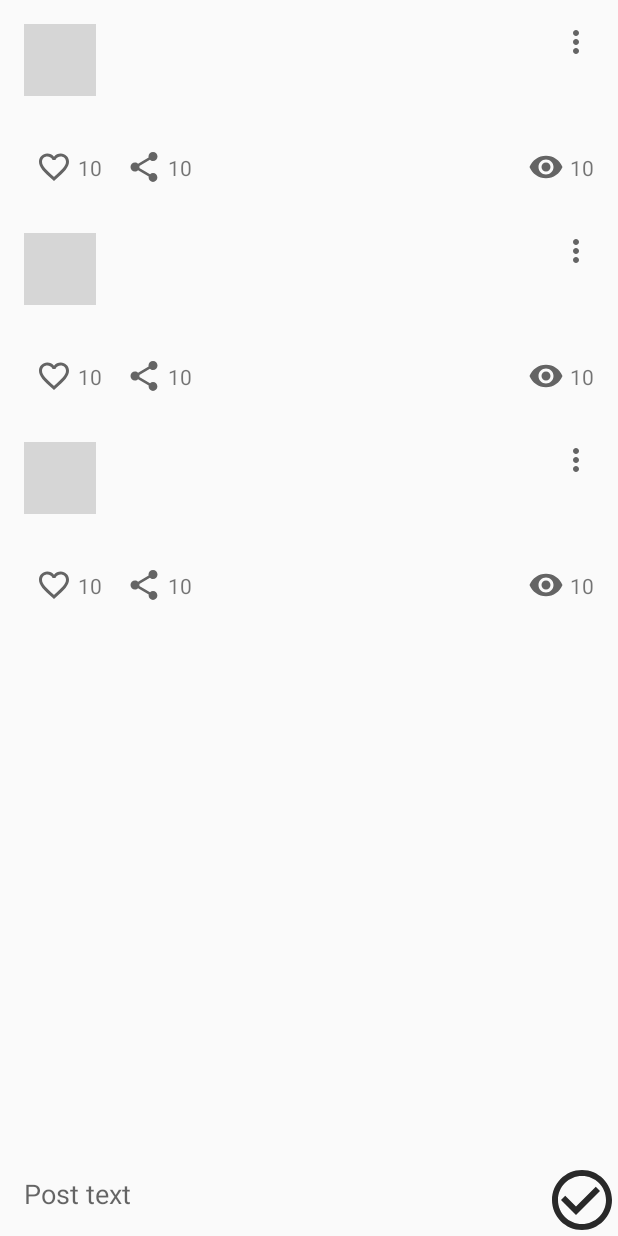
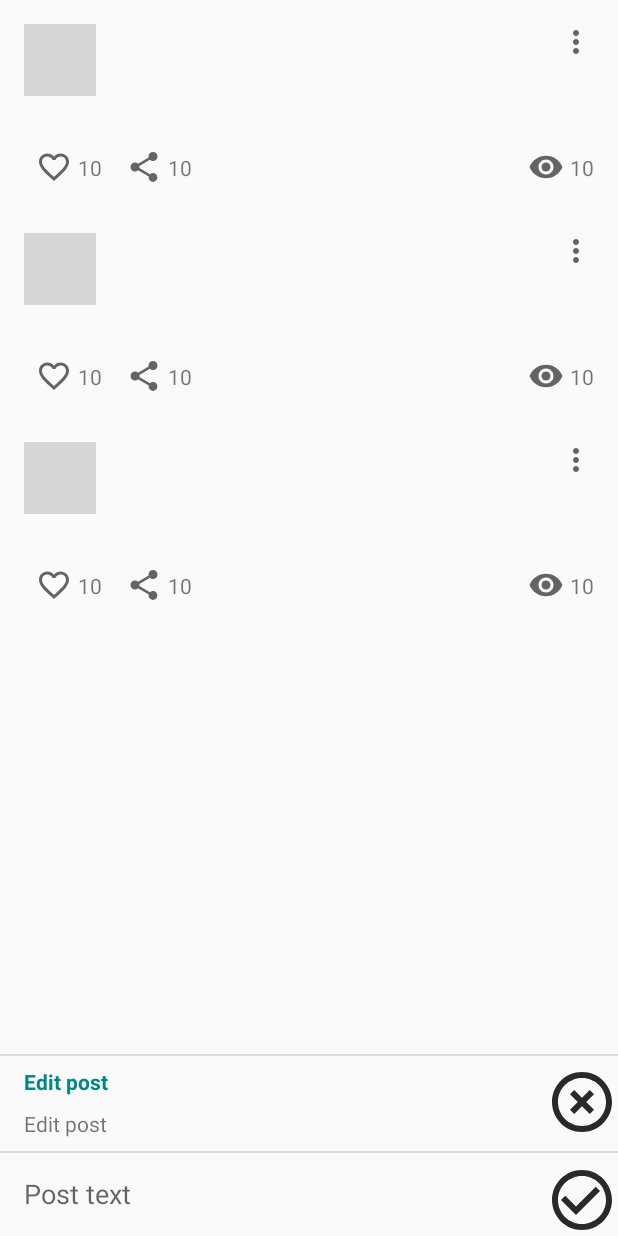
Before and after one commit to Tirex1987/Netology_NMedia, an Android app: the layout activity_main.xml on its own in the app's theme, with its tools: preview values and no code run, on a phone screen of 412 x 824 dp. Run offline under Robolectric (Android 15) with nearby library versions, the phone set to English and light mode, and no system bars; grey boxes are pictures that could not be loaded.

Commit message:
Add edit post group

```diff
--- a/app/src/main/java/ru/netology/nmedia/MainActivity.kt
+++ b/app/src/main/java/ru/netology/nmedia/MainActivity.kt
@@ -2,6 +2,7 @@ package ru.netology.nmedia
 
 import androidx.appcompat.app.AppCompatActivity
 import android.os.Bundle
+import android.view.View
 import androidx.activity.viewModels
 import ru.netology.nmedia.databinding.ActivityMainBinding
 import ru.netology.nmedia.adapter.PostsAdapter
@@ -27,10 +28,11 @@ class MainActivity : AppCompatActivity() {
         }
 
         binding.saveButton.setOnClickListener {
-            with (binding.contentEditText) {
+            with(binding.contentEditText) {
                 val content = text.toString()
                 viewModel.onSaveButtonClicked(content)
 
+                binding.editPostGroup.visibility = View.GONE
                 clearFocus()
                 hideKeyboard()
             }
@@ -40,16 +42,27 @@ class MainActivity : AppCompatActivity() {
             with(binding.contentEditText) {
                 val content = currentPost?.content
                 setText(content)
-                if (content!= null) {
+                if (content != null) {
+                    binding.editPostGroup.visibility = View.VISIBLE
+                    binding.editPostText.setText(content)
                     requestFocus()
                     showKeyboard()
-                }
-                else {
+                } else {
                     clearFocus()
                     hideKeyboard()
                 }
             }
         }
+
+        binding.cancelButton.setOnClickListener {
+            with(binding.contentEditText) {
+                viewModel.onCancelButtonClicked()
+
+                binding.editPostGroup.visibility = View.GONE
+                clearFocus()
+                hideKeyboard()
+            }
+        }
     }
 
 }
--- a/app/src/main/java/ru/netology/nmedia/adapter/PostsAdapter.kt
+++ b/app/src/main/java/ru/netology/nmedia/adapter/PostsAdapter.kt
@@ -1,14 +1,19 @@
 package ru.netology.nmedia.adapter
 
 import android.view.LayoutInflater
+import android.view.View
 import android.view.ViewGroup
 import android.widget.PopupMenu
+import android.widget.TextView
 import androidx.annotation.DrawableRes
+import androidx.constraintlayout.widget.Group
+import androidx.core.view.get
 import androidx.recyclerview.widget.DiffUtil
 import androidx.recyclerview.widget.ListAdapter
 import androidx.recyclerview.widget.RecyclerView
 import ru.netology.nmedia.Post
 import ru.netology.nmedia.R
+import ru.netology.nmedia.databinding.ActivityMainBinding
 import ru.netology.nmedia.databinding.CardPostBinding
 
 //typealias onLikeClicked = (post: Post) -> Unit
--- a/app/src/main/java/ru/netology/nmedia/viewModel/PostViewModel.kt
+++ b/app/src/main/java/ru/netology/nmedia/viewModel/PostViewModel.kt
@@ -31,6 +31,10 @@ class PostViewModel : ViewModel(), PostInteractionListener {
         currentPost.value = null
     }
 
+    fun onCancelButtonClicked() {
+        currentPost.value = null
+    }
+
     // region PostInteractionListener
 
     override fun onLikeClicked(post: Post) =
@@ -44,7 +48,6 @@ class PostViewModel : ViewModel(), PostInteractionListener {
 
     override fun onEditClicked(post: Post) {
         currentPost.value = post
-
     }
 
     // endregion PostInteractionListener
--- /dev/null
+++ b/app/src/main/res/drawable/ic_cancel_48dp.xml
@@ -0,0 +1,5 @@
+<vector android:height="48dp" android:tint="#292929"
+    android:viewportHeight="24" android:viewportWidth="24"
+    android:width="48dp" xmlns:android="http://schemas.android.com/apk/res/android">
+    <path android:fillColor="@android:color/white" android:pathData="M14.59,8L12,10.59 9.41,8 8,9.41 10.59,12 8,14.59 9.41,16 12,13.41 14.59,16 16,14.59 13.41,12 16,9.41 14.59,8zM12,2C6.47,2 2,6.47 2,12s4.47,10 10,10 10,-4.47 10,-10S17.53,2 12,2zM12,20c-4.41,0 -8,-3.59 -8,-8s3.59,-8 8,-8 8,3.59 8,8 -3.59,8 -8,8z"/>
+</vector>
--- a/app/src/main/res/layout/activity_main.xml
+++ b/app/src/main/res/layout/activity_main.xml
@@ -20,7 +20,74 @@
         android:layout_width="wrap_content"
         android:layout_height="wrap_content"
         app:barrierDirection="top"
+        app:constraint_referenced_ids="cancelButton, editPostHeader, addPostBarrier"/>
+
+    <View
+        android:id="@+id/toolsTopDivider"
+        android:layout_width="match_parent"
+        android:layout_height="1dp"
+        app:layout_constraintTop_toTopOf="@id/toolsTopBarrier"
+        android:background="?android:attr/listDivider" />
+
+    <androidx.appcompat.widget.AppCompatImageButton
+        android:id="@+id/cancelButton"
+        android:layout_width="wrap_content"
+        android:layout_height="wrap_content"
+        android:paddingTop="@dimen/min_spacing"
+        android:background="@android:color/transparent"
+        android:contentDescription="@string/cancel_description"
+        app:layout_constraintEnd_toEndOf="parent"
+        app:layout_constraintStart_toEndOf="@id/contentEditText"
+        app:layout_constraintBottom_toBottomOf="@id/editPostText"
+        app:srcCompat="@drawable/ic_cancel_48dp"/>
+
+    <androidx.appcompat.widget.AppCompatTextView
+        android:id="@+id/editPostHeader"
+        android:layout_width="wrap_content"
+        android:layout_height="wrap_content"
+        android:layout_marginStart="@dimen/common_spacing"
+        android:singleLine="true"
+        app:layout_constraintTop_toTopOf="@id/cancelButton"
+        app:layout_constraintStart_toStartOf="parent"
+        app:layout_constraintBottom_toTopOf="@id/editPostText"
+        android:textColor="@color/teal_700"
+        android:textStyle="bold"
+        android:text="@string/edit_post"/>
+
+    <androidx.appcompat.widget.AppCompatTextView
+        android:id="@+id/editPostText"
+        android:layout_width="0dp"
+        android:layout_height="wrap_content"
+        android:layout_marginStart="@dimen/common_spacing"
+        android:ellipsize="end"
+        android:singleLine="true"
+        app:layout_constraintTop_toBottomOf="@id/editPostHeader"
+        app:layout_constraintStart_toStartOf="parent"
+        app:layout_constraintEnd_toStartOf="@id/cancelButton"
+        app:layout_constraintBottom_toTopOf="@id/contentEditText"
+        tools:text="@string/edit_post"/>
+
+    <androidx.constraintlayout.widget.Group
+        android:id="@+id/editPostGroup"
+        android:layout_width="wrap_content"
+        android:layout_height="wrap_content"
+        android:visibility="gone"
+        tools:visibility="visible"
+        app:constraint_referenced_ids="cancelButton, editPostHeader, editPostText, toolsTopDivider"/>
+
+    <androidx.constraintlayout.widget.Barrier
+        android:id="@+id/addPostBarrier"
+        android:layout_width="wrap_content"
+        android:layout_height="wrap_content"
+        app:barrierDirection="top"
         app:constraint_referenced_ids="contentEditText, saveButton"/>
+
+    <View
+        android:id="@+id/addPostDivider"
+        android:layout_width="match_parent"
+        android:layout_height="1dp"
+        app:layout_constraintTop_toTopOf="@id/addPostBarrier"
+        android:background="?android:attr/listDivider" />
 
     <androidx.appcompat.widget.AppCompatEditText
         android:id="@+id/contentEditText"
@@ -31,7 +98,7 @@
         android:background="@android:color/transparent"
         android:padding="@dimen/common_spacing"
         android:importantForAutofill="no"
-        app:layout_constraintTop_toTopOf="@id/toolsTopBarrier"
+        app:layout_constraintTop_toTopOf="@id/addPostBarrier"
         app:layout_constraintBottom_toBottomOf="parent"
         app:layout_constraintEnd_toStartOf="@id/saveButton"
         app:layout_constraintStart_toStartOf="parent"/>
--- a/app/src/main/res/values/dimens.xml
+++ b/app/src/main/res/values/dimens.xml
@@ -2,4 +2,5 @@
 <resources>
     <dimen name="common_spacing">16dp</dimen>
     <dimen name="post_avatar_size">48dp</dimen>
+    <dimen name="min_spacing">8dp</dimen>
 </resources>
--- a/app/src/main/res/values/strings.xml
+++ b/app/src/main/res/values/strings.xml
@@ -6,4 +6,6 @@
     <string name="post_hint">Post text</string>
     <string name="save_description">Button save</string>
     <string name="menu_edit">Edit</string>
+    <string name="cancel_description">Cancel button</string>
+    <string name="edit_post">Edit post</string>
 </resources>
```
Also changed, not shown: 1 other file.
